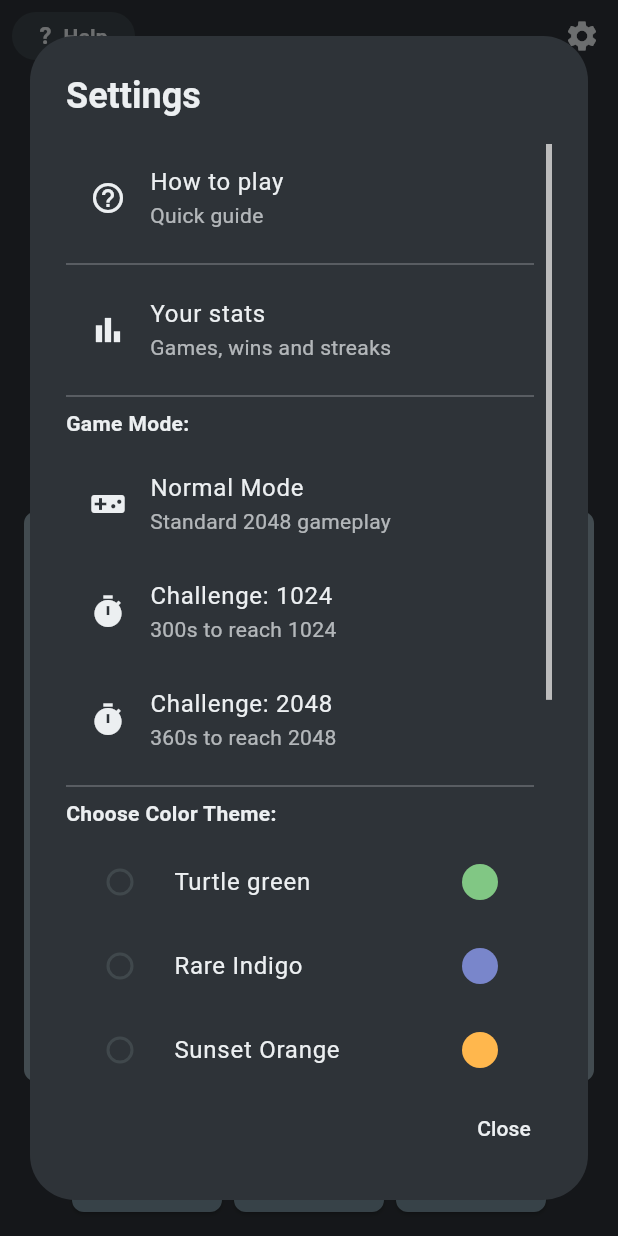
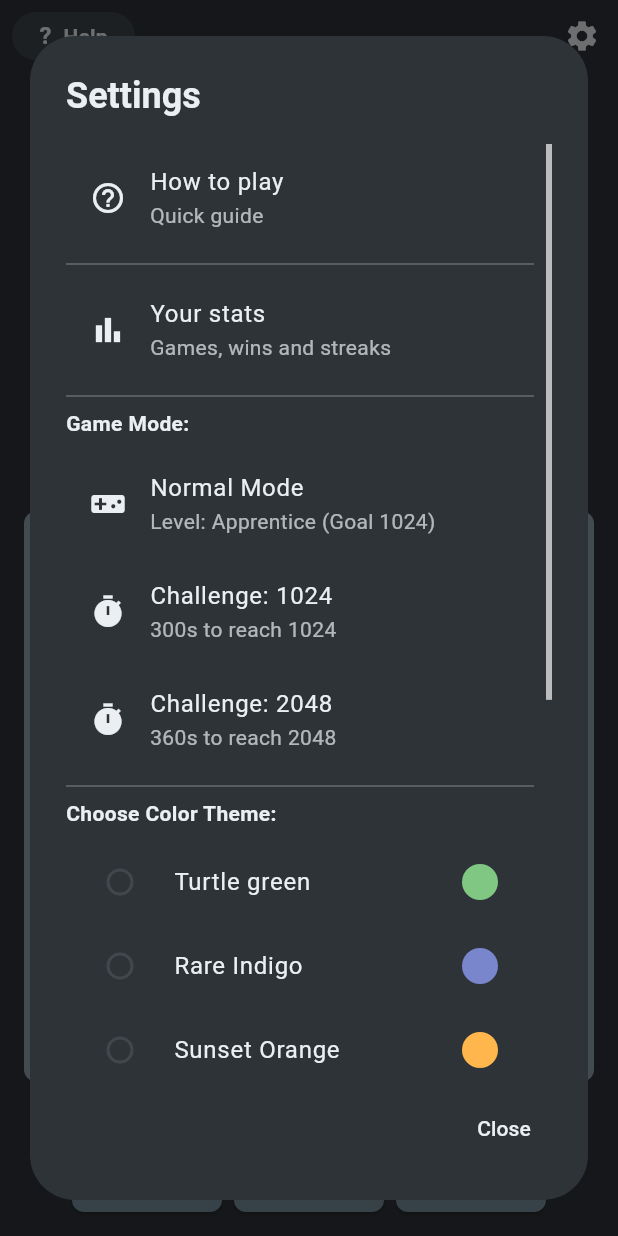
Before and after one commit to KMunyede/twenty48, a Flutter app: the GameScreen screen opened directly, item 2 of the bottom bar chosen, after a tap on the "settings" icon, on a phone screen of 412 x 824 dp. Run offline on Flutter 3.47's test engine with Material 3 defaults, Android fonts, the phone set to English and light mode, and no system bars; our stand-ins replace confetti, google_mobile_ads, shared_preferences; missing offline and left inert: in_app_update; accounts and stored records are empty.

Commit message:
T48-78: level ladder, win dialog, head-start tiles, rank

```diff
--- a/lib/features/game/hud/goal_hud.dart
+++ b/lib/features/game/hud/goal_hud.dart
@@ -35,15 +35,22 @@ class GoalHud extends StatelessWidget {
               Row(
                 mainAxisAlignment: MainAxisAlignment.spaceBetween,
                 children: [
-                  Text(
-                    'GOAL $target',
-                    style: TextStyle(
-                      color: theme.textColor,
-                      fontWeight: FontWeight.bold,
-                      fontSize: 14,
-                      letterSpacing: 1.1,
+                  Expanded(
+                    child: Text(
+                      game.isDailyMode
+                          ? 'DAILY GOAL $target'
+                          : '${game.currentLevel.name} - Goal $target',
+                      maxLines: 1,
+                      overflow: TextOverflow.ellipsis,
+                      style: TextStyle(
+                        color: theme.textColor,
+                        fontWeight: FontWeight.bold,
+                        fontSize: 13,
+                        letterSpacing: 0.5,
+                      ),
                     ),
                   ),
+                  const SizedBox(width: 8),
                   Text(
                     '${(fraction * 100).toInt()}%',
                     style: TextStyle(
--- /dev/null
+++ b/lib/features/game/levels/level_ladder.dart
@@ -0,0 +1,29 @@
+class Level {
+  final int index;
+  final String name;
+  final int target;
+  final int headStart;
+
+  const Level({
+    required this.index,
+    required this.name,
+    required this.target,
+    required this.headStart,
+  });
+
+  static const List<Level> levels = [
+    Level(index: 1, name: 'Apprentice', target: 1024, headStart: 0),
+    Level(index: 2, name: 'Expert', target: 2048, headStart: 256),
+    Level(index: 3, name: 'GrandMaster', target: 8192, headStart: 512),
+  ];
+
+  static Level byIndex(int index) {
+    final clamped = index.clamp(1, levels.length);
+    return levels.firstWhere((l) => l.index == clamped, orElse: () => levels.first);
+  }
+
+  static Level? next(int currentIndex) {
+    if (currentIndex >= levels.length) return null;
+    return levels.firstWhere((l) => l.index == currentIndex + 1, orElse: () => levels.last);
+  }
+}
--- /dev/null
+++ b/lib/features/game/levels/level_service.dart
@@ -0,0 +1,50 @@
+import 'package:shared_preferences/shared_preferences.dart';
+
+class LevelService {
+  final Future<SharedPreferences> Function()? _prefsLoader;
+  SharedPreferences? _prefs;
+
+  int _currentLevel = 1;
+
+  int get currentLevel => _currentLevel;
+
+  LevelService({
+    SharedPreferences? prefs,
+    Future<SharedPreferences> Function()? prefsLoader,
+  })  : _prefs = prefs,
+        _prefsLoader = prefsLoader;
+
+  Future<SharedPreferences> _getPrefs() async {
+    final currentPrefs = _prefs;
+    if (currentPrefs != null) return currentPrefs;
+    final loader = _prefsLoader;
+    if (loader != null) {
+      final loaded = await loader();
+      _prefs = loaded;
+      return loaded;
+    }
+    final prefs = await SharedPreferences.getInstance();
+    _prefs = prefs;
+    return prefs;
+  }
+
+  Future<void> load() async {
+    try {
+      final prefs = await _getPrefs();
+      final raw = prefs.getInt('playerLevel') ?? 1;
+      _currentLevel = raw.clamp(1, 3);
+    } catch (_) {
+      _currentLevel = 1;
+    }
+  }
+
+  Future<void> saveLevel(int level) async {
+    try {
+      _currentLevel = level.clamp(1, 3);
+      final prefs = await _getPrefs();
+      await prefs.setInt('playerLevel', _currentLevel);
+    } catch (_) {
+      // Ignore write errors
+    }
+  }
+}
--- a/lib/features/game/providers/game_provider.dart
+++ b/lib/features/game/providers/game_provider.dart
@@ -6,6 +6,8 @@ import 'package:flutter/material.dart';
 import 'package:shared_preferences/shared_preferences.dart';
 import 'package:twenty48/core/services/daily_challenge_service.dart';
 import 'package:twenty48/core/services/stats_service.dart';
+import 'package:twenty48/features/game/levels/level_ladder.dart';
+import 'package:twenty48/features/game/levels/level_service.dart';
 import '../models/tile.dart';
 
 class GameProvider extends ChangeNotifier {
@@ -19,12 +21,17 @@ class GameProvider extends ChangeNotifier {
   // Daily Challenge State
   final DailyChallengeService _dailyService;
   final StatsService _statsService;
+  final LevelService _levelService;
   bool _hasRecordedGame = false;
   int _dailySeed = 0;
   bool _isDailyMode = false;
   bool _dailyCompletedThisGame = false;
   static const int _dailyTarget = 2048;
   int _moveCount = 0;
+
+  // Level Ladder State
+  bool _winPromptPending = false;
+  bool _winPromptShownThisGame = false;
 
   // Timer Challenge State
   bool _isTimerMode = false;
@@ -79,12 +86,17 @@ class GameProvider extends ChangeNotifier {
   bool get isDailyMode => _isDailyMode;
   bool get dailyCompletedThisGame => _dailyCompletedThisGame;
   StatsService get statsService => _statsService;
+  LevelService get levelService => _levelService;
+  bool get winPromptPending => _winPromptPending;
+  Level get currentLevel => Level.byIndex(_levelService.currentLevel);
 
   GameProvider({
     DailyChallengeService? dailyService,
     StatsService? statsService,
+    LevelService? levelService,
   })  : _dailyService = dailyService ?? DailyChallengeService(),
-        _statsService = statsService ?? StatsService() {
+        _statsService = statsService ?? StatsService(),
+        _levelService = levelService ?? LevelService() {
     _loadSettings().then((_) => initGame());
   }
 
@@ -94,6 +106,10 @@ class GameProvider extends ChangeNotifier {
     _targetValue = prefs.getInt('targetValue') ?? 1024;
     _highScore = prefs.getInt('highScore') ?? 0;
     await _statsService.load();
+    await _levelService.load();
+    if (!_isTimerMode && !_isDailyMode) {
+      _targetValue = Level.byIndex(_levelService.currentLevel).target;
+    }
   }
 
   Future<void> _saveSettings() async {
@@ -133,8 +149,25 @@ class GameProvider extends ChangeNotifier {
     _isDailyMode = false;
     useDefaultRandom();
     _isTimerMode = false;
+    _targetValue = Level.byIndex(_levelService.currentLevel).target;
     _saveSettings();
     initGame();
+  }
+
+  void continueAfterWin() {
+    _winPromptPending = false;
+    notifyListeners();
+  }
+
+  Future<void> advanceToNextLevel() async {
+    final next = Level.next(_levelService.currentLevel);
+    if (next != null) {
+      await _levelService.saveLevel(next.index);
+    }
+    _winPromptPending = false;
+    initGame();
+    _undoCharges = min(_undoCharges + 1, 10);
+    notifyListeners();
   }
 
   void _checkAndRecordGameEnd({bool targetReached = false}) {
@@ -154,6 +187,9 @@ class GameProvider extends ChangeNotifier {
     if (_isDailyMode) {
       useSeededRandom(_dailySeed);
     }
+    if (!_isTimerMode && !_isDailyMode) {
+      _targetValue = Level.byIndex(_levelService.currentLevel).target;
+    }
     _tiles = [];
     _score = 0;
     _moveCount = 0;
@@ -164,6 +200,8 @@ class GameProvider extends ChangeNotifier {
     _hasUsedExtraTime = false;
     _undoCharges = initialUndoCharges;
     _undoRefillsUsed = 0;
+    _winPromptPending = false;
+    _winPromptShownThisGame = false;
     _tilesHistory.clear();
     _scoreHistory.clear();
     _timerHistory.clear();
@@ -179,6 +217,12 @@ class GameProvider extends ChangeNotifier {
     Future.delayed(const Duration(milliseconds: 50), () {
       _addNewTile();
       _addNewTile();
+      if (!_isTimerMode && !_isDailyMode) {
+        final level = Level.byIndex(_levelService.currentLevel);
+        if (level.headStart > 0) {
+          _addSpecificTile(level.headStart);
+        }
+      }
       notifyListeners();
     });
   }
@@ -220,6 +264,27 @@ class GameProvider extends ChangeNotifier {
         x: pos.x,
         y: pos.y,
         value: _rng.nextInt(10) == 0 ? 4 : 2,
+        isNew: true,
+      ));
+    }
+  }
+
+  void _addSpecificTile(int val) {
+    final emptyPositions = <Point<int>>[];
+    for (int x = 0; x < gridSize; x++) {
+      for (int y = 0; y < gridSize; y++) {
+        if (!_tiles.any((t) => t.x == x && t.y == y)) {
+          emptyPositions.add(Point(x, y));
+        }
+      }
+    }
+
+    if (emptyPositions.isNotEmpty) {
+      final pos = emptyPositions[_rng.nextInt(emptyPositions.length)];
+      _tiles.add(Tile(
+        x: pos.x,
+        y: pos.y,
+        value: val,
         isNew: true,
       ));
     }
@@ -366,6 +431,11 @@ class GameProvider extends ChangeNotifier {
             _checkAndRecordGameEnd(targetReached: true);
           }
 
+          if (!_isTimerMode && !_isDailyMode && val >= _targetValue && !_winPromptShownThisGame) {
+            _winPromptShownThisGame = true;
+            _winPromptPending = true;
+          }
+
           if (_isDailyMode && val >= _dailyTarget && !_dailyCompletedThisGame) {
             _dailyCompletedThisGame = true;
             _dailyService.markCompleted().catchError((_) => 0);
--- a/lib/features/game/ui/game_screen.dart
+++ b/lib/features/game/ui/game_screen.dart
@@ -17,6 +17,7 @@ import '../../onboarding/how_to_play_service.dart';
 import '../../onboarding/help_button.dart';
 import '../hud/goal_hud.dart';
 import 'widgets/tile_widget.dart';
+import 'win_dialog.dart';
 
 class GameScreen extends StatefulWidget {
   const GameScreen({super.key});
@@ -34,6 +35,7 @@ class _GameScreenState extends State<GameScreen> with TickerProviderStateMixin {
   double _totalDx = 0;
   double _totalDy = 0;
   bool _isShowingExtraTimeDialog = false;
+  bool _isShowingWinDialog = false;
 
   @override
   void initState() {
@@ -99,6 +101,21 @@ class _GameScreenState extends State<GameScreen> with TickerProviderStateMixin {
       WidgetsBinding.instance.addPostFrameCallback((_) {
         if (mounted) {
           _showExtraTimeDialog(context, game);
+        }
+      });
+    }
+
+    if (!game.winPromptPending) {
+      _isShowingWinDialog = false;
+    } else if (game.winPromptPending && !_isShowingWinDialog) {
+      _isShowingWinDialog = true;
+      WidgetsBinding.instance.addPostFrameCallback((_) {
+        if (mounted) {
+          showDialog(
+            context: context,
+            barrierDismissible: false,
+            builder: (ctx) => const WinDialog(),
+          );
         }
       });
     }
--- a/lib/features/onboarding/how_to_play_dialog.dart
+++ b/lib/features/onboarding/how_to_play_dialog.dart
@@ -23,7 +23,7 @@ class _HowToPlayDialogState extends State<HowToPlayDialog> {
     _PageData(
       title: 'Reach the target',
       description:
-          'Build up to the GOAL shown above the board. The bar fills as you get closer.',
+          'Reach the goal tile to win! Choose Next level, Keep going, or New game. Higher levels start with a bonus tile and you earn +1 Undo for levelling up.',
       icon: Icons.emoji_events,
     ),
     _PageData(
--- a/lib/features/settings/ui/settings_dialog.dart
+++ b/lib/features/settings/ui/settings_dialog.dart
@@ -30,6 +30,7 @@ class _SettingsDialogState extends State<SettingsDialog> {
   @override
   Widget build(BuildContext context) {
     final theme = context.watch<ThemeProvider>().currentTheme;
+    final game = context.watch<GameProvider>();
 
     return Dialog(
       shape: RoundedRectangleBorder(borderRadius: BorderRadius.circular(30)),
@@ -83,7 +84,7 @@ class _SettingsDialogState extends State<SettingsDialog> {
                           _buildModeTile(
                             context,
                             'Normal Mode',
-                            'Standard 2048 gameplay',
+                            'Level: ${game.currentLevel.name} (Goal ${game.currentLevel.target})',
                             Icons.videogame_asset,
                             () =>
                                 context.read<GameProvider>().setStandardMode(),
--- a/lib/features/settings/ui/stats_dialog.dart
+++ b/lib/features/settings/ui/stats_dialog.dart
@@ -87,6 +87,11 @@ class _StatsDialogState extends State<StatsDialog> {
                 Column(
                   children: [
                     _buildStatRow(
+                      'Rank',
+                      gameProvider.currentLevel.name,
+                      theme,
+                    ),
+                    _buildStatRow(
                       'Games played',
                       '${_statsService.gamesPlayed}',
                       theme,
```
Also changed, not shown: lib/features/game/ui/win_dialog.dart (added, +78 -0 lines), 4 other files.
